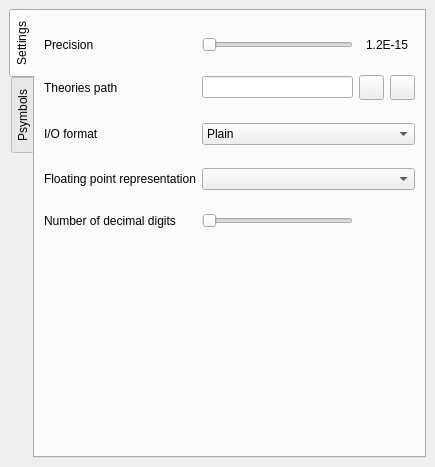
7ofNine/piranha, file pyranha/Gui/__panelWidget.ui: the form before one commit.
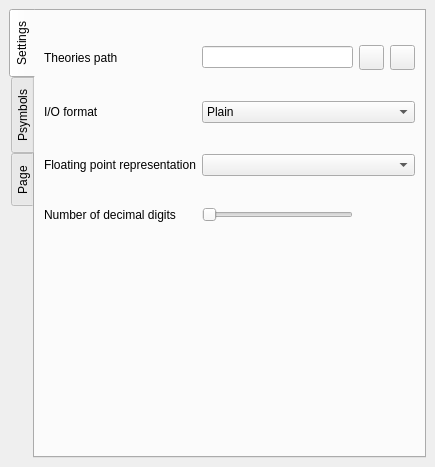
The form after the commit. The open tabs and pages were chosen to show the change. Icons and pictures are not drawn.

Commit message: Minor updates to panel UI and pythonization of some code.

```diff
--- a/pyranha/Gui/__panelWidget.ui
+++ b/pyranha/Gui/__panelWidget.ui
@@ -10,9 +10,7 @@
    </rect>
   </property>
   <property name="sizePolicy" >
-   <sizepolicy>
-    <hsizetype>0</hsizetype>
-    <vsizetype>1</vsizetype>
+   <sizepolicy vsizetype="Minimum" hsizetype="Fixed" >
     <horstretch>0</horstretch>
     <verstretch>0</verstretch>
    </sizepolicy>
@@ -36,7 +34,19 @@
    <property name="margin" >
     <number>9</number>
    </property>
-   <property name="spacing" >
+   <property name="topMargin" >
+    <number>9</number>
+   </property>
+   <property name="rightMargin" >
+    <number>9</number>
+   </property>
+   <property name="bottomMargin" >
+    <number>9</number>
+   </property>
+   <property name="horizontalSpacing" >
+    <number>6</number>
+   </property>
+   <property name="verticalSpacing" >
     <number>6</number>
    </property>
    <item row="0" column="0" >
@@ -58,7 +68,19 @@
        <property name="margin" >
         <number>9</number>
        </property>
-       <property name="spacing" >
+       <property name="topMargin" >
+        <number>9</number>
+       </property>
+       <property name="rightMargin" >
+        <number>9</number>
+       </property>
+       <property name="bottomMargin" >
+        <number>9</number>
+       </property>
+       <property name="horizontalSpacing" >
+        <number>6</number>
+       </property>
+       <property name="verticalSpacing" >
         <number>6</number>
        </property>
        <item row="3" column="1" colspan="3" >
@@ -131,29 +153,6 @@
          </property>
         </widget>
        </item>
-       <item row="0" column="2" colspan="2" >
-        <widget class="QLabel" name="label_5" >
-         <property name="minimumSize" >
-          <size>
-           <width>30</width>
-           <height>0</height>
-          </size>
-         </property>
-         <property name="text" >
-          <string>1.2E-15</string>
-         </property>
-         <property name="alignment" >
-          <set>Qt::AlignCenter</set>
-         </property>
-        </widget>
-       </item>
-       <item row="0" column="0" >
-        <widget class="QLabel" name="label_4" >
-         <property name="text" >
-          <string>Precision</string>
-         </property>
-        </widget>
-       </item>
        <item row="2" column="1" colspan="3" >
         <widget class="QComboBox" name="comboBox" >
          <property name="layoutDirection" >
@@ -206,13 +205,6 @@
        <item row="1" column="1" >
         <widget class="QLineEdit" name="theoriesPathLineEdit" />
        </item>
-       <item row="0" column="1" >
-        <widget class="QSlider" name="precSlider" >
-         <property name="orientation" >
-          <enum>Qt::Horizontal</enum>
-         </property>
-        </widget>
-       </item>
        <item row="5" column="1" >
         <spacer>
          <property name="orientation" >
@@ -328,6 +320,11 @@
        </item>
       </layout>
      </widget>
+     <widget class="QWidget" name="tab" >
+      <attribute name="title" >
+       <string>Page</string>
+      </attribute>
+     </widget>
     </widget>
    </item>
   </layout>
```
Left out of the diff: 33 changed lines with no effect on the pictures. The commit also changes 1 other file.
